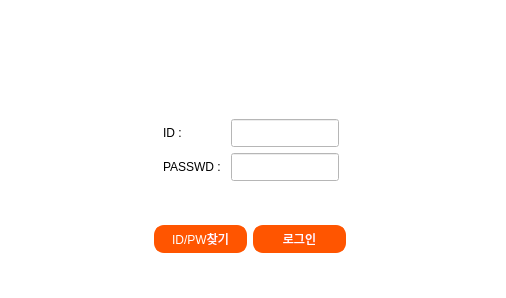
Before: the Qt Designer form login.ui in hyeona-jeong/HRIS, drawn with Qt 5.
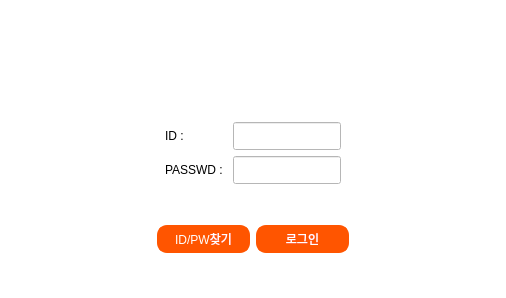
After: the same form once the commit is applied. Icons and pictures are not drawn.

What changed in the file:
```diff
--- a/login.ui
+++ b/login.ui
@@ -464,15 +464,8 @@
 </string>
   </property>
   <widget class="QWidget" name="login">
-   <widget class="QWidget" name="verticalLayoutWidget">
-    <property name="geometry">
-     <rect>
-      <x>0</x>
-      <y>0</y>
-      <width>501</width>
-      <height>291</height>
-     </rect>
-    </property>
+   <layout class="QVBoxLayout" name="verticalLayout">
+    <item>
     <layout class="QVBoxLayout" name="loginLayout" stretch="1,1,1,1,1,1,1">
      <property name="spacing">
       <number>6</number>
@@ -725,7 +718,8 @@
       </spacer>
      </item>
     </layout>
-   </widget>
+    </item>
+   </layout>
   </widget>
  </widget>
  <resources/>
```
Lines whose indentation alone changed are shown as unchanged.
